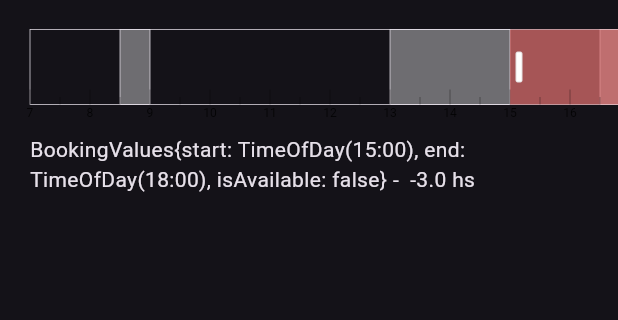
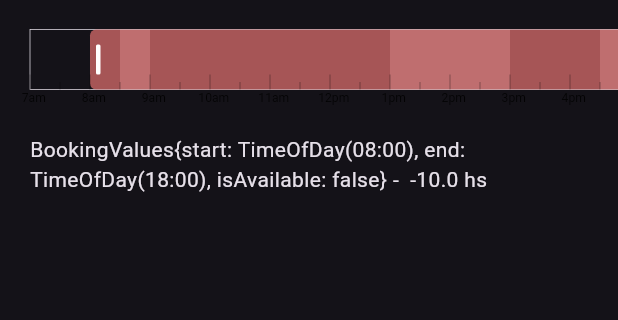
Before and after one commit to diegoalex/timeline_range_slider, a Flutter app: the screen it shows after launch, after a tap on the "brightness 7" icon, on a phone screen of 412 x 824 dp, the part 578-898 px from its top. Run offline on Flutter 3.47's test engine with Material 2 defaults, Android fonts, the phone set to English and light mode, and no system bars.

Commit message:
Slider drag/ui updates

```diff
--- a/example/lib/main.dart
+++ b/example/lib/main.dart
@@ -132,13 +132,14 @@ class _MyHomePageState extends State<MyHomePage> {
       division: const TimeOfDay(hour: 0, minute: 15),
       step: const TimeOfDay(hour: 0, minute: 30),
       selectedInterval: DateTimeRange(
-        start: DateTime(now.year, now.month, now.day, 15, 00),
+        start: DateTime(now.year, now.month, now.day, 8, 00),
         end: DateTime(now.year, now.month, now.day, 18, 00),
       ),
       minTime: const TimeOfDay(hour: 7, minute: 0),
       maxTime: const TimeOfDay(hour: 20, minute: 00),
-      // minInterval: const Duration(minutes: 60),
+      minInterval: const Duration(minutes: 60),
       // maxInterval: const Duration(hours: 4),
+      user24HourFormat: false,
       disabledIntervals: <Track>[
         Track(
           const TimeOfDay(hour: 8, minute: 30),
--- a/lib/src/slider.dart
+++ b/lib/src/slider.dart
@@ -133,7 +133,6 @@ class RenderTimelineRangeSlider extends RenderBox {
     tapRecognizer = TapGestureRecognizer()
       ..onTapUp = (TapUpDetails details) {
         // Handle tap up here
-        developer.log('[TimeRangeSlider][tapRecognizer] TAP UP');
         onTapUp(details);
       };
 
@@ -142,6 +141,8 @@ class RenderTimelineRangeSlider extends RenderBox {
         step.totalRangeTime *
         stepSize;
 
+    //configure slider height with the
+    sliderHeightArea = slideHeight - 10;
     sortCheckValues();
 
     configSelectedInterval();
@@ -351,6 +352,7 @@ class RenderTimelineRangeSlider extends RenderBox {
   bool loaded = false;
 
   double sliderWidth = 500;
+  double sliderHeightArea = 50;
   double stepSize = 20.0;
 
   Canvas? canvas;
@@ -456,7 +458,7 @@ class RenderTimelineRangeSlider extends RenderBox {
 
   /// Create the blocks for the available and unavailable times
   void paintRects(Canvas canvas) {
-    var newSize = size; //Size(size.width, slideHeight);
+    var newSize = Size(size.width, sliderHeightArea);
     final total = totalTimeInMinutes;
     final onePortion = size.width / total;
 
@@ -469,10 +471,12 @@ class RenderTimelineRangeSlider extends RenderBox {
     final availablePaint = Paint()
       ..color = backgroundColor
       ..style = PaintingStyle.fill;
+
     final baseRect = Rect.fromPoints(
       Offset.zero,
       newSize.bottomRight(Offset.zero),
     );
+
     canvas.drawRect(baseRect, availablePaint);
     canvas.drawRect(baseRect, paintBorder);
 
@@ -496,7 +500,7 @@ class RenderTimelineRangeSlider extends RenderBox {
       );
 
       canvas.drawRect(timePortionRect, paint);
-      canvas.drawRect(timePortionRect, paintBorder);
+      // canvas.drawRect(timePortionRect, paintBorder);
     }
 
     //check slider availability
@@ -507,30 +511,36 @@ class RenderTimelineRangeSlider extends RenderBox {
       Offset(newSize.width * leftHandleValue, 0),
       Offset(newSize.width * rightHandleValue, newSize.height),
     );
-    canvas.drawRect(
-      selectedRect,
+
+    final roundedeRect =
+        RRect.fromRectAndRadius(selectedRect, const Radius.circular(4));
+
+    final roundedPath = Path();
+    roundedPath.addRRect(roundedeRect);
+
+    canvas.drawPath(
+      roundedPath,
       Paint()..color = sliderBlocked ? blockedColor : selectedColor,
     );
+    if (sliderState == SliderState.slider) {
+      canvas.drawPath(roundedPath, paintBorder);
+    }
   }
 
   /// build the slider handles
   void paintHandles(Canvas canvas) {
     final paint = Paint()..color = Colors.white;
-
-    final paintBorder = Paint()
-      ..color = const Color.fromARGB(255, 228, 224, 224)
-      ..style = PaintingStyle.stroke
-      ..strokeWidth = 0.0;
+    final paintActive = Paint()..color = Colors.grey;
 
     final leftHandleX = leftHandleValue * size.width;
     final rightHandleX = rightHandleValue * size.width;
 
-    const handleSize = Size(4, 20);
+    const handleSize = Size(3, 20);
     final leftHandleRect = RRect.fromRectAndRadius(
-        Offset(leftHandleX + 4, (size.height / 2) - 10) & handleSize,
+        Offset(leftHandleX + 4, (sliderHeightArea / 2) - 10) & handleSize,
         const Radius.circular(1));
     final rightHandleRect = RRect.fromRectAndRadius(
-        Offset(rightHandleX - 8, (size.height / 2) - 10) & handleSize,
+        Offset(rightHandleX - 7, (sliderHeightArea / 2) - 10) & handleSize,
         const Radius.circular(1));
 
     final leftPath = Path();
@@ -541,7 +551,7 @@ class RenderTimelineRangeSlider extends RenderBox {
 
     if (showHandleArea) {
       //draw touch area
-      var handleBound = 4.0;
+      var handleBound = 0.02;
       final touchPaint = Paint();
       touchPaint
         ..color = Colors.amber
@@ -549,8 +559,8 @@ class RenderTimelineRangeSlider extends RenderBox {
 
       // left handle touch area
       final leftHandleTouchArea = RRect.fromRectAndRadius(
-        Offset(leftHandleX - handleBound, 0) &
-            Size(16 + handleBound + handleBound, slideHeight),
+        Offset(leftHandleX, 0) &
+            Size(12 + handleBound + handleBound, sliderHeightArea),
         const Radius.circular(1),
       );
       final leftTouchPath = Path();
@@ -559,8 +569,8 @@ class RenderTimelineRangeSlider extends RenderBox {
 
       // right handle touch area
       final rightHandleTouchArea = RRect.fromRectAndRadius(
-        Offset(rightHandleX - 14 - handleBound, 0) &
-            Size(16 + handleBound + handleBound, slideHeight),
+        Offset(rightHandleX - 13 - handleBound, 0) &
+            Size(13 + handleBound, sliderHeightArea),
         const Radius.circular(1),
       );
 
@@ -571,10 +581,12 @@ class RenderTimelineRangeSlider extends RenderBox {
       canvas.drawPath(rightTouchPath, touchPaint);
     }
 
-    canvas.drawPath(leftPath, paint);
-    canvas.drawPath(leftPath, paintBorder);
-    canvas.drawPath(rightPath, paint);
-    canvas.drawPath(rightPath, paintBorder);
+    canvas.drawPath(
+        leftPath, sliderState == SliderState.leftHandle ? paintActive : paint);
+    // canvas.drawPath(leftPath, paintBorder);
+    canvas.drawPath(rightPath,
+        sliderState == SliderState.rightHandle ? paintActive : paint);
+    // canvas.drawPath(rightPath, paintBorder);
   }
 
   /// Create the steps divider and the labels
@@ -609,10 +621,10 @@ class RenderTimelineRangeSlider extends RenderBox {
       ..strokeWidth = .85;
 
     for (var i = 0; i <= freq; i++) {
-      var upperPoint = Offset(spacing * i, slideHeight);
+      var upperPoint = Offset(spacing * i, sliderHeightArea);
       final lowerPoint = Offset(
         spacing * i,
-        slideHeight - (isHour ? 10 : 5),
+        sliderHeightArea - (isHour ? 10 : 5),
       );
 
       // draw the line
@@ -656,6 +668,8 @@ class RenderTimelineRangeSlider extends RenderBox {
       lbl = '$lbl:$mins';
     }
 
+    lbl = lbl + (user24HourFormat ? '' : time.period.name);
+
     var lblWidth = lbl.length > 2 ? 25.0 : 20.0;
 
     final textStyle = labelStyle.getTextStyle(textScaleFactor: .9);
@@ -670,8 +684,8 @@ class RenderTimelineRangeSlider extends RenderBox {
     final paragraph = paragraphBuilder.build();
     paragraph.layout(constraints);
 
-    final textOffset =
-        Offset(lowerPoint.dx - 10, slideHeight); //.scale(1 * 0.9995, 2.25);
+    final textOffset = Offset(
+        lowerPoint.dx - 10, sliderHeightArea); //.scale(1 * 0.9995, 2.25);
     canvas.drawParagraph(paragraph, textOffset);
   }
 
@@ -739,16 +753,28 @@ class RenderTimelineRangeSlider extends RenderBox {
     // get diff between center and new position
     var diff = centerPos - newPos;
 
+    developer.log(
+        '[TimeRangeSlider][moveFixedSlider] centerPos: $centerPos , newPos: $newPos , diff: $diff');
+
+    var leftDiff = leftHandleValue - diff;
+    var rightDiff = rightHandleValue - diff;
+
+    var newLeftValue =
+        double.parse((findClosest(leftDiff)).toStringAsFixed(12));
+    var newRightValue =
+        double.parse((findClosest(rightDiff)).toStringAsFixed(12));
+
     // check if the new position is out of bounds
-    if (leftHandleValue - diff < 0 || rightHandleValue - diff > 1) {
+    if (leftDiff < 0) {
+      return;
+    }
+    if (rightDiff >= 1 && newRightValue == rightHandleValue) {
       return;
     }
 
     //move slider
-    leftHandleValue =
-        double.parse((findClosest(leftHandleValue - diff)).toStringAsFixed(12));
-    rightHandleValue = double.parse(
-        (findClosest(rightHandleValue - diff)).toStringAsFixed(12));
+    leftHandleValue = newLeftValue;
+    rightHandleValue = newRightValue;
 
     checkSliderAvailability();
 
@@ -758,10 +784,8 @@ class RenderTimelineRangeSlider extends RenderBox {
   void resizeSlider(bool isLeftHandle, double position) {
     // config new position based on the slider step
     var newPos = double.parse((findClosest(position)).toStringAsFixed(12));
-    var leftPos =
-        leftHandleValue; // double.parse((findClosest(leftHandleValue)).toStringAsFixed(12));
-    var rightPos =
-        rightHandleValue; //double.parse((findClosest(rightHandleValue)).toStringAsFixed(12));
+    var leftPos = leftHandleValue;
+    var rightPos = rightHandleValue;
 
     // new slider duration
     var newInterval = ((isLeftHandle
@@ -798,21 +822,13 @@ class RenderTimelineRangeSlider extends RenderBox {
     }
 
     // check min distance between handles
-    if (newInterval <= minInterval.inMinutes) {
-      if (isLeftHandle) {
-        rightPos = newPos + minDistance;
-      } else {
-        leftPos = newPos - minDistance;
-      }
+    if (newInterval < minInterval.inMinutes) {
+      return;
     }
 
     // check max distance between handles
-    else if (maxInterval != null && newInterval >= maxInterval!.inMinutes) {
-      if (isLeftHandle) {
-        rightPos = newPos + maxDistance;
-      } else {
-        leftPos = newPos - maxDistance;
-      }
+    else if (maxInterval != null && newInterval > maxInterval!.inMinutes) {
+      return;
     }
 
     // set new handle position
@@ -951,6 +967,7 @@ class RenderTimelineRangeSlider extends RenderBox {
   void onDragEnd() {
     developer.log('[TimeRangeSlider][onDragEnd]');
     sliderState = SliderState.none;
+    markNeedsPaint();
   }
 
   // Handle SliderState on drag down
@@ -973,8 +990,17 @@ class RenderTimelineRangeSlider extends RenderBox {
 
     var handleBound = 0.02;
 
+    //if outside teh slider area
+    if (details.localPosition.dy > sliderHeightArea) {
+      developer
+          .log('[TimeRangeSlider][onDragDown] Outside area selected (under)');
+
+      sliderState = SliderState.sliderArea;
+      return;
+    }
+
     //check if left handle is being dragged
-    if (posOffset >= (leftHandlePos - handleBound) &&
+    if (posOffset >= (leftHandlePos) &&
         posOffset <= (leftHandlePos + handleBound)) {
       developer.log('[TimeRangeSlider][onDragDown] Left Handle selected');
 
@@ -984,7 +1010,7 @@ class RenderTimelineRangeSlider extends RenderBox {
 
     //check if right handle is being dragged
     if (posOffset >= (rightHandlePos - handleBound) &&
-        posOffset <= (rightHandlePos + handleBound)) {
+        posOffset <= (rightHandlePos)) {
       developer.log('[TimeRangeSlider][onDragDown] Right Handle selected');
 
       sliderState = SliderState.rightHandle;
@@ -997,6 +1023,7 @@ class RenderTimelineRangeSlider extends RenderBox {
       developer.log('[TimeRangeSlider][onDragDown] Inside area selected');
 
       sliderState = SliderState.slider;
+      markNeedsPaint();
       return;
     } else {
       developer.log('[TimeRangeSlider][onDragDown] Outside area selected');
@@ -1009,6 +1036,12 @@ class RenderTimelineRangeSlider extends RenderBox {
   //ontapup
   void onTapUp(TapUpDetails details) {
     developer.log('[TimeRangeSlider][onTapUp]');
+
+    if (sliderState != SliderState.sliderArea) {
+      sliderState = SliderState.none;
+      markNeedsPaint();
+      return;
+    }
 
     // restrict a number between 0 and size of the widget
     // (to get rid of out bounds clicks)
```
